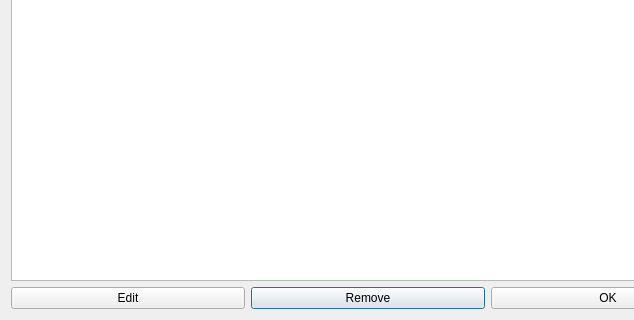
The window that libmonocleclient/managelayoutswindow.ui (lineCode/Client-2) describes before a commit, drawn with Qt 5; both pictures show x 0 to 634 and y 140 to 460 of the 736 by 460 pixel window.
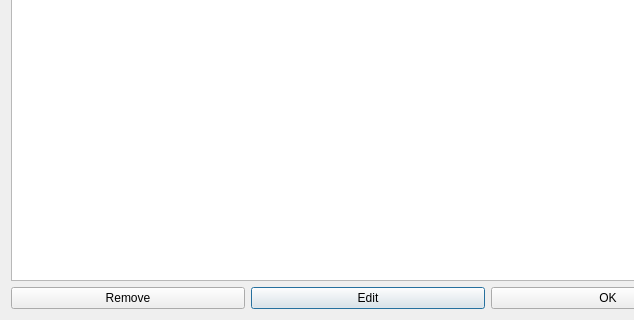
The same window after the commit.

Patch:
```diff
--- a/libmonocleclient/managelayoutswindow.ui
+++ b/libmonocleclient/managelayoutswindow.ui
@@ -61,13 +61,6 @@
    <item row="1" column="0" colspan="4">
     <layout class="QGridLayout" name="gridLayout_2">
      <item row="0" column="1">
-      <widget class="QPushButton" name="buttonremove">
-       <property name="text">
-        <string>Remove</string>
-       </property>
-      </widget>
-     </item>
-     <item row="0" column="0">
       <widget class="QPushButton" name="buttonedit">
        <property name="text">
         <string>Edit</string>
@@ -81,6 +74,13 @@
        </property>
       </widget>
      </item>
+     <item row="0" column="0">
+      <widget class="QPushButton" name="buttonremove">
+       <property name="text">
+        <string>Remove</string>
+       </property>
+      </widget>
+     </item>
     </layout>
    </item>
   </layout>
```
Left out of the diff: 2 changed lines with no effect on the pictures.
